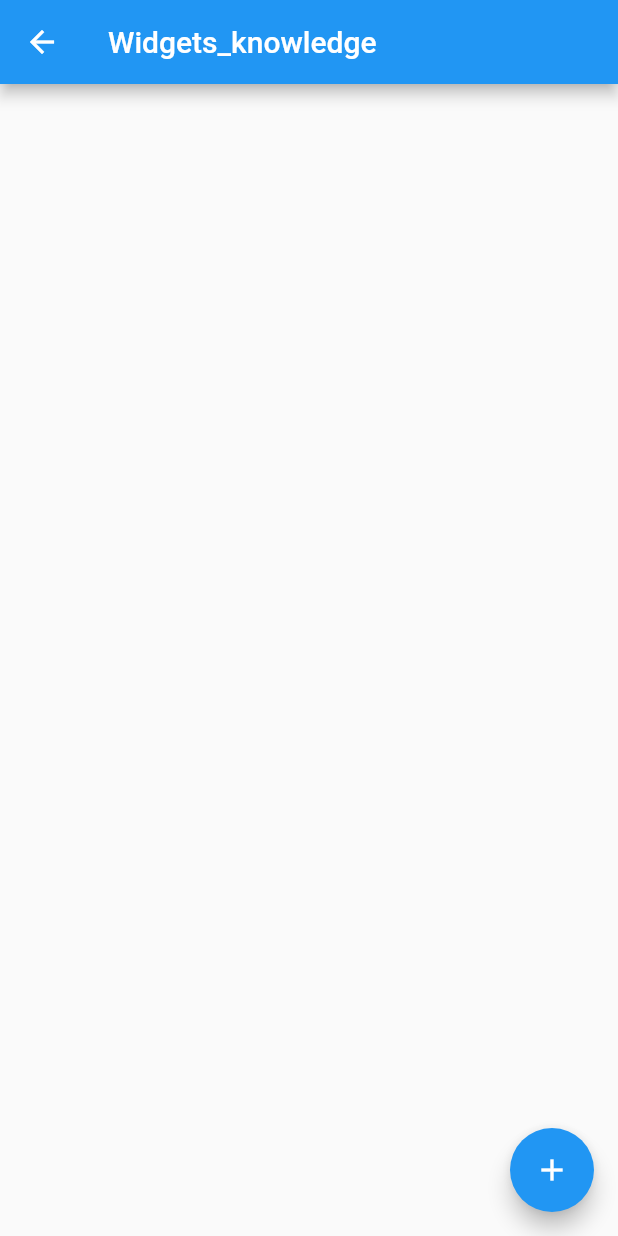
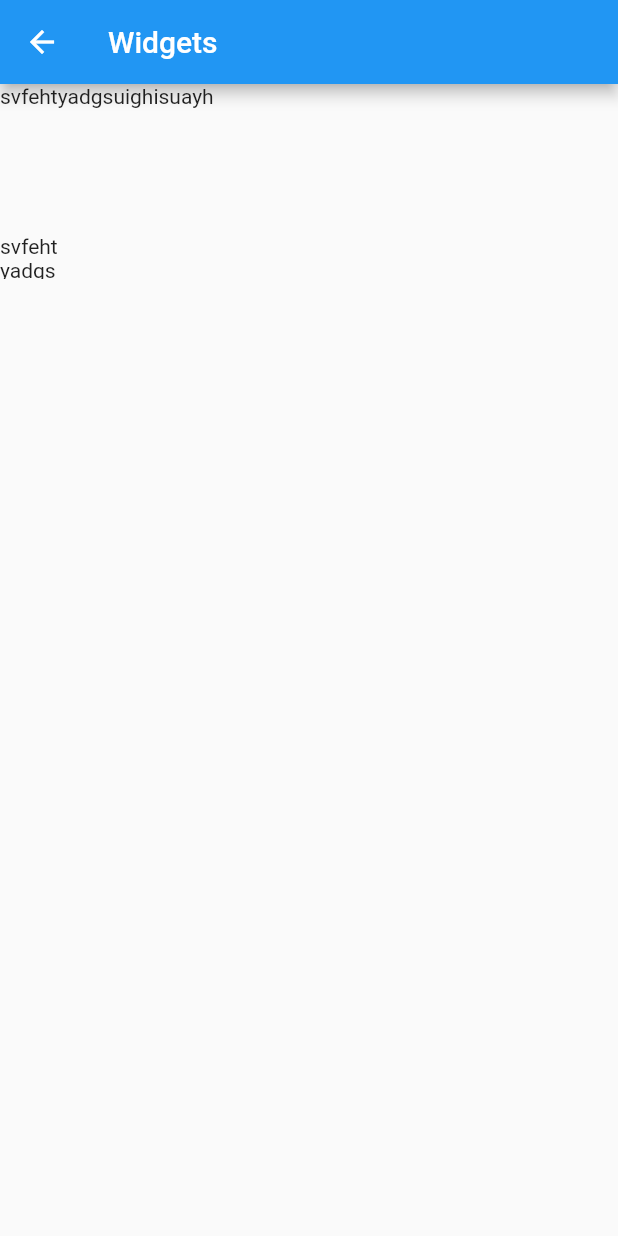
Before and after one commit to sanya-wadhwa/geo-locator---chip, a Flutter app: the Application screen opened directly, after a tap on "View Doc", on a phone screen of 412 x 824 dp. Run offline on Flutter 3.47's test engine with Material 2 defaults, Android fonts, the phone set to English and light mode, and no system bars; our stand-ins replace flutter_typeahead, geocoding, geolocator.

Commit message:
Added Successfully

```diff
--- a/lib/animations.dart
+++ b/lib/animations.dart
@@ -62,7 +62,7 @@ class _AnimationsState extends State<Animations> {
   Widget build(BuildContext context) {
     return Scaffold(
       appBar: AppBar(
-        title: const Text("Widgets_knowledge"),
+        title: const Text("Chips"),
       ),
       body: Padding(
         padding: const EdgeInsets.all(15),
--- a/lib/search.dart
+++ b/lib/search.dart
@@ -1,5 +1,6 @@
 import 'package:flutter/material.dart';
 import 'package:seats/animations.dart';
+import 'package:seats/widgets.dart';
 
 class Application extends StatefulWidget {
   const Application({Key? key}) : super(key: key);
@@ -71,7 +72,7 @@ class _ApplicationState extends State<Application> {
                         Navigator.push(
                           context,
                           MaterialPageRoute(
-                              builder: (context) => const Animations()),
+                              builder: (context) => const Widgets()),
                         );
                       },
                       child: const Text(
--- /dev/null
+++ b/lib/widgets.dart
@@ -0,0 +1,23 @@
+import 'package:flutter/material.dart';
+
+class Widgets extends StatelessWidget {
+  const Widgets({Key? key}) : super(key: key);
+
+  @override
+  Widget build(BuildContext context) {
+    return Scaffold(
+      appBar: AppBar(
+        title: const Text("Widgets"),
+      ),
+      body: Wrap(
+        children: [
+          ConstrainedBox(constraints: BoxConstraints.expand(height: 100),child: Text("svfehtyadgsuighisuayh"),),
+          // height is necessary to be givin otherwise it will show unbounded heights..
+          // expand means widget will expand horizontally..
+          ConstrainedBox(constraints: BoxConstraints.tight(Size(40, 30)),child: Text("svfehtyadgsuighisuayh"),),
+          // tight shows the content of widget in particular size given.. remaining content of the widget will get hidden.
+        ],
+      ),
+    );
+  }
+}
```
